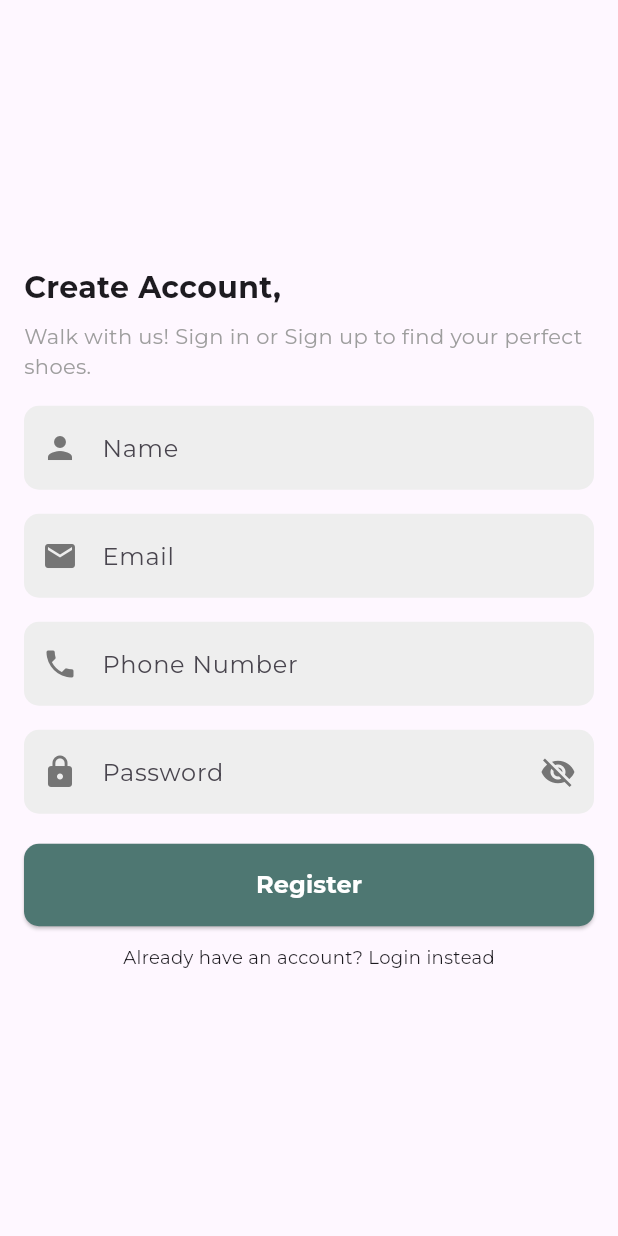
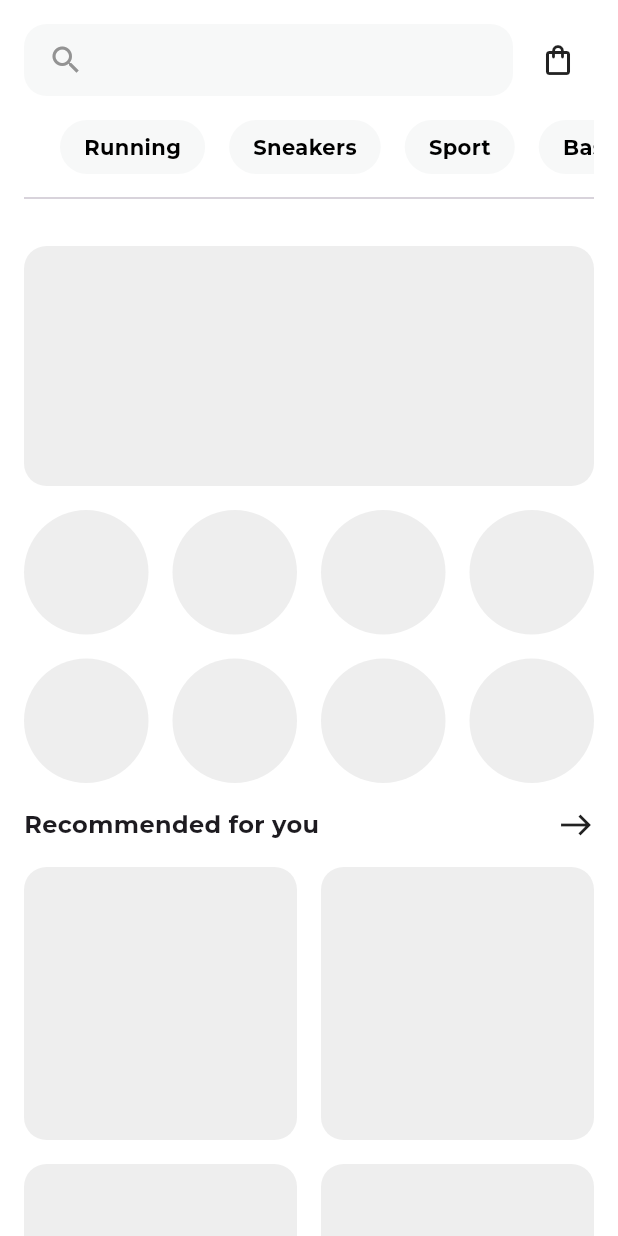
Before and after one commit to farellandr/walkway-mobile, a Flutter app: the screen it shows after launch, on a phone screen of 412 x 824 dp. Run offline on Flutter 3.47's test engine with Material 3 defaults, Android fonts, the phone set to English and light mode, and no system bars; our stand-ins replace google_fonts.

Commit message:
fix: register page

```diff
--- a/lib/main.dart
+++ b/lib/main.dart
@@ -1,6 +1,7 @@
 import 'package:flutter/material.dart';
 import 'package:google_fonts/google_fonts.dart';
 import 'package:walkway_mobile/pages/auth/register.dart';
+import 'package:walkway_mobile/pages/home/home.dart';
 
 void main() {
   runApp(const MyApp());
@@ -19,8 +20,9 @@ class MyApp extends StatelessWidget {
         useMaterial3: true,
         textTheme: GoogleFonts.montserratTextTheme(),
       ),
-      initialRoute: '/register',
+      initialRoute: '/home',
       routes: {
+        '/home': (context) => HomePage(),
         '/register': (context) => RegisterPage(),
       },
     );
--- a/lib/pages/auth/register.dart
+++ b/lib/pages/auth/register.dart
@@ -4,10 +4,10 @@ class RegisterPage extends StatefulWidget {
   const RegisterPage({super.key});
 
   @override
-  RegisterPageState createState() => RegisterPageState();
+  State<RegisterPage> createState() => _RegisterPageState();
 }
 
-class RegisterPageState extends State<RegisterPage> {
+class _RegisterPageState extends State<RegisterPage> {
   final _formKey = GlobalKey<FormState>();
   final _nameController = TextEditingController();
   final _emailController = TextEditingController();
@@ -16,14 +16,13 @@ class RegisterPageState extends State<RegisterPage> {
   bool _obscureText = true;
 
   @override
-
   Widget build(BuildContext context) {
     return Scaffold(
       body: Center(
-        child: Form(
-          key: _formKey,
-          child: Container(
-            padding: EdgeInsets.symmetric(horizontal: 16),
+        child: SingleChildScrollView(
+          padding: EdgeInsets.symmetric(horizontal: 16),
+          child: Form(
+            key: _formKey,
             child: Column(
               mainAxisSize: MainAxisSize.min,
               crossAxisAlignment: CrossAxisAlignment.stretch,
@@ -32,19 +31,22 @@ class RegisterPageState extends State<RegisterPage> {
                   'Create Account,',
                   style: TextStyle(fontSize: 20, fontWeight: FontWeight.bold),
                 ),
-                const SizedBox(height: 8.0),
+                const SizedBox(height: 10.0),
                 Text(
                   'Walk with us! Sign in or Sign up to find your perfect shoes.',
                   style: TextStyle(fontSize: 14, color: Colors.grey),
                 ),
-                const SizedBox(height: 16.0),
+                const SizedBox(height: 32.0),
                 TextFormField(
                   controller: _nameController,
                   decoration: InputDecoration(
-                    labelText: 'Name',
                     filled: true,
-                    fillColor: Colors.grey[200],
-                    prefixIcon: Icon(Icons.person, color: Colors.grey[600]),
+                    fillColor: Colors.grey[185],
+                    hintText: "Name",
+                    hintStyle: TextStyle(
+                        color: Color(0xffADA4A5), fontWeight: FontWeight.w500),
+                    prefixIcon:
+                        Icon(Icons.person_outlined, color: Color(0xff7B6F72)),
                     enabledBorder: OutlineInputBorder(
                       borderSide: BorderSide.none,
                       borderRadius: BorderRadius.circular(10),
@@ -65,10 +67,13 @@ class RegisterPageState extends State<RegisterPage> {
                 TextFormField(
                   controller: _emailController,
                   decoration: InputDecoration(
-                    labelText: 'Email',
                     filled: true,
-                    fillColor: Colors.grey[200],
-                    prefixIcon: Icon(Icons.email, color: Colors.grey[600]),
+                    fillColor: Colors.grey[185],
+                    hintText: "Email",
+                    hintStyle: TextStyle(
+                        color: Color(0xffADA4A5), fontWeight: FontWeight.w500),
+                    prefixIcon:
+                        Icon(Icons.email_outlined, color: Color(0xff7B6F72)),
                     enabledBorder: OutlineInputBorder(
                       borderSide: BorderSide.none,
                       borderRadius: BorderRadius.circular(10),
@@ -89,10 +94,13 @@ class RegisterPageState extends State<RegisterPage> {
                 TextFormField(
                   controller: _phoneController,
                   decoration: InputDecoration(
-                    labelText: 'Phone Number',
                     filled: true,
-                    fillColor: Colors.grey[200],
-                    prefixIcon: Icon(Icons.phone, color: Colors.grey[600]),
+                    fillColor: Colors.grey[185],
+                    hintText: "Phone Number",
+                    hintStyle: TextStyle(
+                        color: Color(0xffADA4A5), fontWeight: FontWeight.w500),
+                    prefixIcon:
+                        Icon(Icons.phone_outlined, color: Color(0xff7B6F72)),
                     enabledBorder: OutlineInputBorder(
                       borderSide: BorderSide.none,
                       borderRadius: BorderRadius.circular(10),
@@ -114,17 +122,24 @@ class RegisterPageState extends State<RegisterPage> {
                   controller: _passwordController,
                   obscureText: _obscureText,
                   decoration: InputDecoration(
-                    labelText: 'Password',
                     filled: true,
-                    fillColor: Colors.grey[200],
-                    prefixIcon: Icon(Icons.lock, color: Colors.grey[600]),
+                    fillColor: Colors.grey[185],
+                    hintText: "Password",
+                    hintStyle: TextStyle(
+                        color: Color(0xffADA4A5), fontWeight: FontWeight.w500),
+                    prefixIcon: Icon(Icons.lock_outline_rounded,
+                        color: Colors.grey[600]),
                     suffixIcon: GestureDetector(
                       onTap: () {
                         setState(() {
                           _obscureText = !_obscureText;
                         });
                       },
-                      child: Icon(_obscureText ? Icons.visibility_off : Icons.visibility, color: Colors.grey[600]),
+                      child: Icon(
+                          _obscureText
+                              ? Icons.visibility_off
+                              : Icons.visibility,
+                          color: Colors.grey[600]),
                     ),
                     enabledBorder: OutlineInputBorder(
                       borderSide: BorderSide.none,
@@ -145,8 +160,10 @@ class RegisterPageState extends State<RegisterPage> {
                 SizedBox(height: 20),
                 ElevatedButton(
                   style: ButtonStyle(
-                    padding: WidgetStateProperty.all<EdgeInsetsGeometry>(EdgeInsets.symmetric(vertical: 16)),
-                    backgroundColor: WidgetStateProperty.all<Color>(Color(0xff4E7772)),
+                    padding: WidgetStateProperty.all<EdgeInsetsGeometry>(
+                        EdgeInsets.symmetric(vertical: 16)),
+                    backgroundColor:
+                        WidgetStateProperty.all<Color>(Color(0xff4E7772)),
                     shape: WidgetStateProperty.all<RoundedRectangleBorder>(
                       RoundedRectangleBorder(
                         borderRadius: BorderRadius.circular(10),
@@ -159,15 +176,36 @@ class RegisterPageState extends State<RegisterPage> {
                       print('Register button pressed');
                     }
                   },
-                  child: Text('Register', style: TextStyle(fontSize: 16, fontWeight: FontWeight.w700, color: Colors.white)),
+                  child: Text('Register',
+                      style: TextStyle(
+                          fontSize: 16,
+                          fontWeight: FontWeight.w700,
+                          color: Colors.white)),
                 ),
                 SizedBox(height: 12),
                 Center(
-                  child: Text(
-                    'Already have an account? Login instead',
-                    style: TextStyle(fontSize: 12),
+                  child: Row(
+                    mainAxisAlignment: MainAxisAlignment.center,
+                    children: [
+                      Text(
+                        'Already have an account? ',
+                        style: TextStyle(fontSize: 12),
+                      ),
+                      GestureDetector(
+                        onTap: () {
+                          Navigator.pushNamed(context, '/login');
+                        },
+                        child: Text(
+                          'Login',
+                          style: TextStyle(
+                            fontSize: 12,
+                            fontWeight: FontWeight.bold,
+                          ),
+                        ),
+                      ),
+                    ],
                   ),
-                )
+                ),
               ],
             ),
           ),
--- /dev/null
+++ b/lib/pages/home/home.dart
@@ -0,0 +1,191 @@
+import 'package:flutter/material.dart';
+
+class HomePage extends StatefulWidget {
+  const HomePage({super.key});
+
+  @override
+  State<HomePage> createState() => _HomePageState();
+}
+
+class _HomePageState extends State<HomePage> {
+  final List<Map<String, dynamic>> _categories = [
+    {'label': 'Running', 'isSelected': false},
+    {'label': 'Sneakers', 'isSelected': false},
+    {'label': 'Sport', 'isSelected': false},
+    {'label': 'Basketball', 'isSelected': false},
+    {'label': 'Casual', 'isSelected': false},
+    {'label': 'Formal', 'isSelected': false},
+  ];
+
+  void _toggleCategorySelection(int index) {
+    setState(() {
+      _categories[index]['isSelected'] = !_categories[index]['isSelected'];
+    });
+  }
+
+  Widget _buildCategoryList() {
+    return SingleChildScrollView(
+      scrollDirection: Axis.horizontal,
+      child: Row(
+        children: [
+          const SizedBox(width: 16),
+          ..._categories.asMap().entries.map((entry) {
+            int index = entry.key;
+            Map<String, dynamic> category = entry.value;
+            return GestureDetector(
+              onTap: () => _toggleCategorySelection(index),
+              child: Container(
+                margin: const EdgeInsets.symmetric(horizontal: 8),
+                padding:
+                    const EdgeInsets.symmetric(vertical: 8, horizontal: 16),
+                decoration: BoxDecoration(
+                  color: category['isSelected']
+                      ? Color(0xff527B77)
+                      : Color(0xffF7F8F8),
+                  borderRadius: BorderRadius.circular(21),
+                ),
+                child: Text(
+                  category['label'],
+                  style: TextStyle(
+                    color: category['isSelected'] ? Colors.white : Colors.black,
+                    fontWeight: FontWeight.bold,
+                  ),
+                ),
+              ),
+            );
+          }),
+          const SizedBox(width: 16),
+        ],
+      ),
+    );
+  }
+
+  Widget _buildGrid(
+      {required int crossAxisCount,
+      required int itemCount,
+      double borderRadius = 15}) {
+    return GridView.builder(
+      physics: const NeverScrollableScrollPhysics(),
+      shrinkWrap: true,
+      gridDelegate: SliverGridDelegateWithFixedCrossAxisCount(
+        crossAxisCount: crossAxisCount,
+        crossAxisSpacing: 16,
+        mainAxisSpacing: 16,
+      ),
+      itemCount: itemCount,
+      itemBuilder: (context, index) {
+        return Container(
+          decoration: BoxDecoration(
+            color: Colors.grey[200],
+            borderRadius: BorderRadius.circular(borderRadius),
+          ),
+        );
+      },
+    );
+  }
+
+  @override
+  Widget build(BuildContext context) {
+    return Scaffold(
+      backgroundColor: Colors.white,
+      body: SafeArea(
+        child: Column(
+          children: [
+            Container(
+              padding: const EdgeInsets.symmetric(vertical: 16, horizontal: 16),
+              color: Colors.white,
+              child: Column(
+                children: [
+                  Row(
+                    children: [
+                      Expanded(
+                        child: Container(
+                          decoration: BoxDecoration(
+                            color: Color(0xffF7F8F8),
+                            borderRadius: BorderRadius.circular(15),
+                          ),
+                          padding: const EdgeInsets.symmetric(horizontal: 16),
+                          child: const Row(
+                            children: [
+                              Icon(
+                                Icons.search,
+                                color: Color(0xff939393),
+                              ),
+                              SizedBox(width: 8),
+                              Expanded(
+                                child: TextField(
+                                  decoration: InputDecoration(
+                                    hintText: '',
+                                    border: InputBorder.none,
+                                    hintStyle: TextStyle(color: Colors.grey),
+                                  ),
+                                ),
+                              ),
+                            ],
+                          ),
+                        ),
+                      ),
+                      const SizedBox(width: 6),
+                      Container(
+                        padding: const EdgeInsets.all(12),
+                        decoration: BoxDecoration(
+                          borderRadius: BorderRadius.circular(8),
+                        ),
+                        child: const Icon(
+                          Icons.shopping_bag_outlined,
+                        ),
+                      ),
+                    ],
+                  ),
+                  const SizedBox(height: 16),
+                  _buildCategoryList(),
+                  const Padding(
+                    padding: EdgeInsets.symmetric(vertical: 8),
+                    child: Divider(thickness: 1),
+                  ),
+                ],
+              ),
+            ),
+            Expanded(
+              child: ListView(
+                children: [
+                  Container(
+                    height: 160,
+                    margin: const EdgeInsets.symmetric(horizontal: 16),
+                    decoration: BoxDecoration(
+                      color: Colors.grey[200],
+                      borderRadius: BorderRadius.circular(15),
+                    ),
+                  ),
+                  Padding(
+                    padding: const EdgeInsets.all(16),
+                    child: _buildGrid(
+                        crossAxisCount: 4, itemCount: 8, borderRadius: 100),
+                  ),
+                  Padding(
+                    padding: const EdgeInsets.symmetric(horizontal: 16),
+                    child: Row(
+                      mainAxisAlignment: MainAxisAlignment.spaceBetween,
+                      children: const [
+                        Text(
+                          "Recommended for you",
+                          style: TextStyle(
+                              fontWeight: FontWeight.bold, fontSize: 16),
+                        ),
+                        Icon(Icons.east),
+                      ],
+                    ),
+                  ),
+                  Padding(
+                    padding: const EdgeInsets.all(16),
+                    child: _buildGrid(crossAxisCount: 2, itemCount: 6),
+                  ),
+                ],
+              ),
+            ),
+          ],
+        ),
+      ),
+    );
+  }
+}
```
Also changed, not shown: 1 other file.
